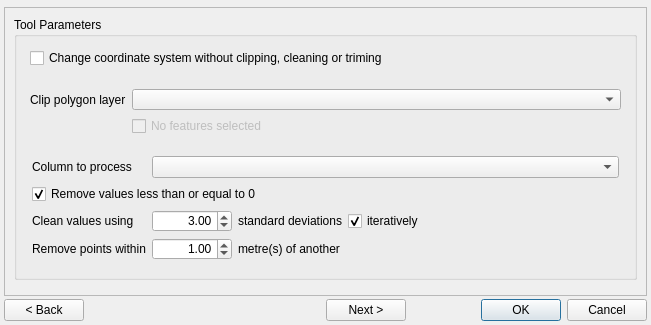
Above: pat/gui/cleanTrimPoints_wizard_base.ui from CSIRO-Precision-Agriculture/PAT_QGIS_Plugin before the change. Below: the same form after it.
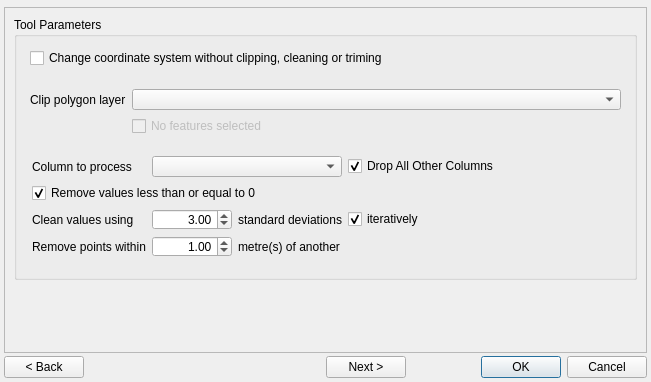
That is the form after the change. The open tabs and pages were chosen to show the change. Custom widgets are drawn as their Qt base class.

Commit message: Added Drop Fields, bug fix for predicting geometry columns

What changed in the file:
```diff
--- a/pat/gui/cleanTrimPoints_wizard_base.ui
+++ b/pat/gui/cleanTrimPoints_wizard_base.ui
@@ -10,7 +10,7 @@
     <x>0</x>
     <y>0</y>
     <width>651</width>
-    <height>325</height>
+    <height>382</height>
    </rect>
   </property>
   <property name="sizePolicy">
@@ -953,7 +953,7 @@
                  </property>
                 </widget>
                </item>
-               <item row="1" column="1" colspan="3">
+               <item row="1" column="1" colspan="2">
                 <widget class="QComboBox" name="cboProcessField">
                  <property name="enabled">
                   <bool>true</bool>
@@ -990,6 +990,16 @@
                  </property>
                 </widget>
                </item>
+               <item row="1" column="3">
+                <widget class="QCheckBox" name="chkDropFields">
+                 <property name="text">
+                  <string>Drop All Other Columns</string>
+                 </property>
+                 <property name="checked">
+                  <bool>true</bool>
+                 </property>
+                </widget>
+               </item>
               </layout>
              </item>
             </layout>
```
Left out of the diff: 22 changed lines with no effect on the pictures. The commit also changes 1 other file.
